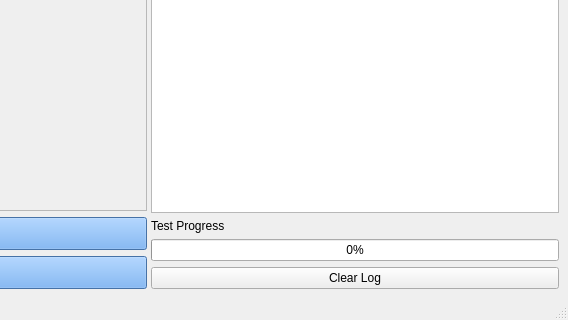
Old version of the form res/view/automationwindow.ui in the repository Samsung/ioter; both pictures show x 547 to 1115 and y 351 to 671 of the 1115 by 671 pixel window.
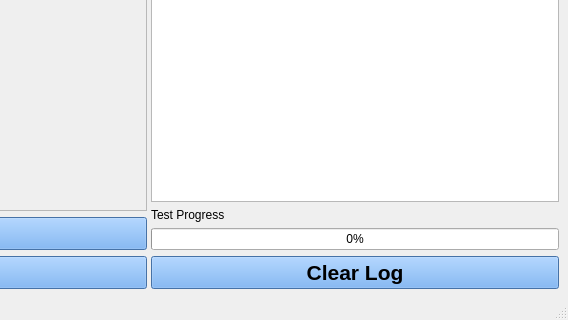
New version of the form.

Commit message: change style information to ui file

What changed in the file:
```diff
--- a/res/view/automationwindow.ui
+++ b/res/view/automationwindow.ui
@@ -159,6 +159,12 @@
         </item>
         <item>
          <widget class="QPushButton" name="Clearlog_btn">
+          <property name="styleSheet">
+            <string notr="true">background-color: rgb(98, 160, 234);
+font: 16pt ;
+font-weight: bold;
+</string>
+          </property>
           <property name="text">
            <string>Clear Log</string>
           </property>
```
The commit also changes 1 other file.
